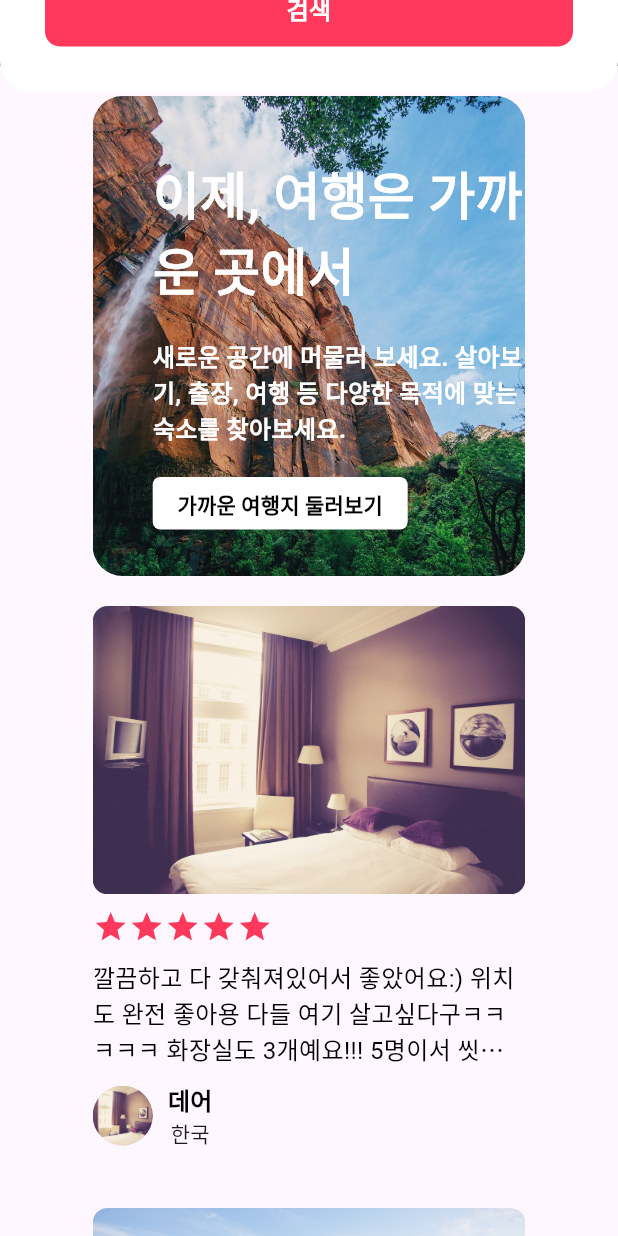
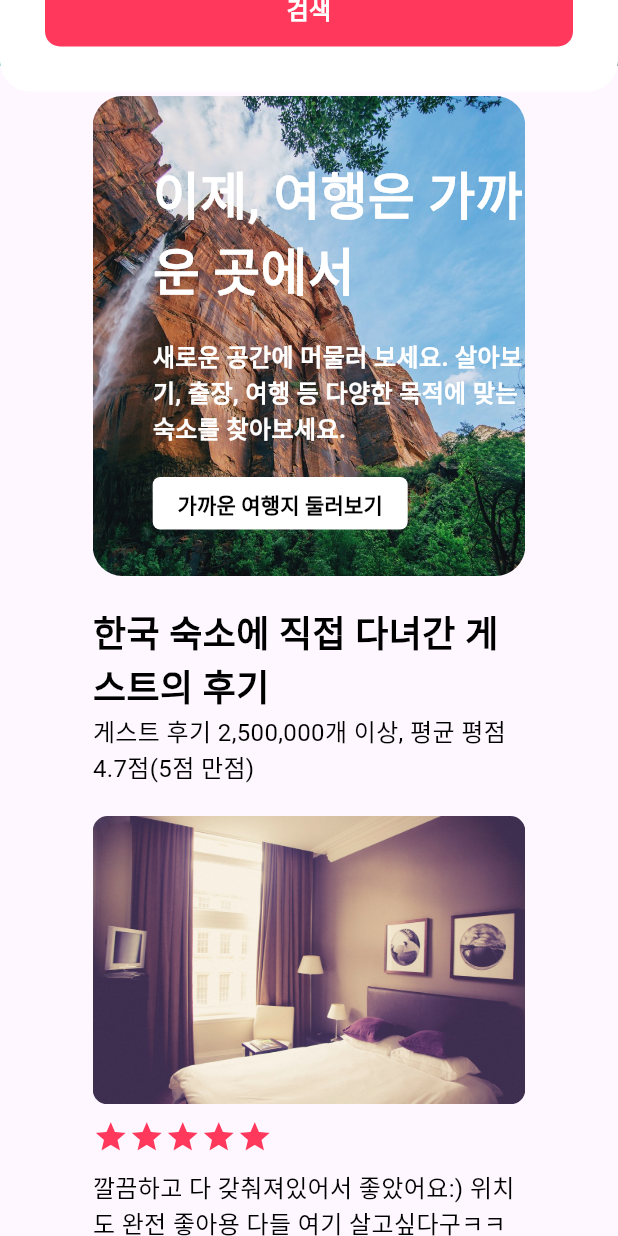
Before and after one commit to hyeji111544/flutter-app, a Flutter app: the screen it shows after launch, scrolled down 576 dp, on a phone screen of 412 x 824 dp. Run offline on Flutter 3.47's test engine with Material 3 defaults, Android fonts, the light colour scheme and no system bars; our stand-ins replace google_fonts.

Commit message:
앱 페이지 완료

```diff
--- a/roomapp/lib/home/home_body_popular.dart
+++ b/roomapp/lib/home/home_body_popular.dart
@@ -1,6 +1,7 @@
 import 'package:flutter/material.dart';
 import 'package:roomapp/home/home_body_popular_item.dart';
 import 'package:roomapp/size.dart';
+import 'package:roomapp/styles.dart';
 
 class HomeBodyPopular extends StatelessWidget {
   @override
@@ -18,7 +19,19 @@ class HomeBodyPopular extends StatelessWidget {
   }
 
   Widget _buildPopularTitle() {
-    return SizedBox();
+    return Column(
+      children: [
+        Text(
+          "한국 숙소에 직접 다녀간 게스트의 후기",
+          style: h5(),
+        ),
+        Text(
+          "게스트 후기 2,500,000개 이상, 평균 평점 4.7점(5점 만점)",
+          style: body1(),
+        ),
+        SizedBox(height: gap_m),
+      ],
+    );
   }
 
   Widget _buildPopularList() {
--- a/roomapp/lib/home/home_header_form.dart
+++ b/roomapp/lib/home/home_header_form.dart
@@ -7,10 +7,11 @@ import 'package:roomapp/styles.dart';
 class HomeHeaderForm extends StatelessWidget {
   @override
   Widget build(BuildContext context) {
+    double screenWidth = MediaQuery.of(context).size.width;
     return Padding(
       padding: const EdgeInsets.only(top: gap_m),
       child: Align(
-        alignment: Alignment(-0.6, 0),
+        alignment: screenWidth < 520 ? Alignment(0, 0) :Alignment(-0.6, 0),
         child: Container(
           width: 420,
           decoration: BoxDecoration(
```
